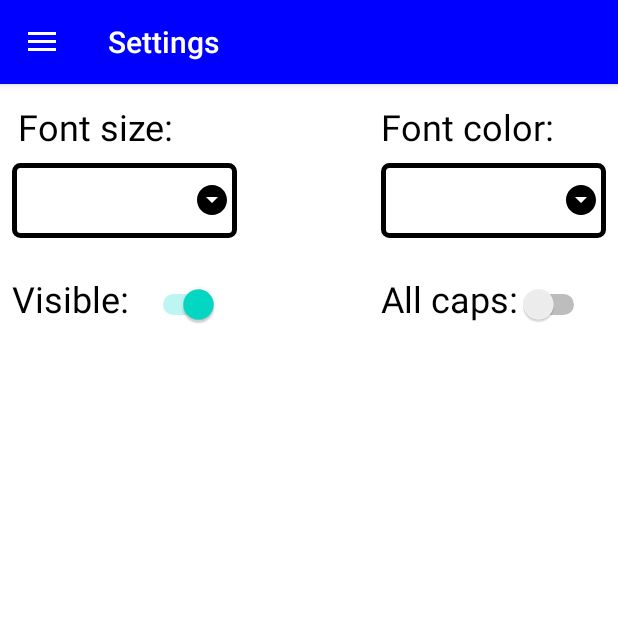
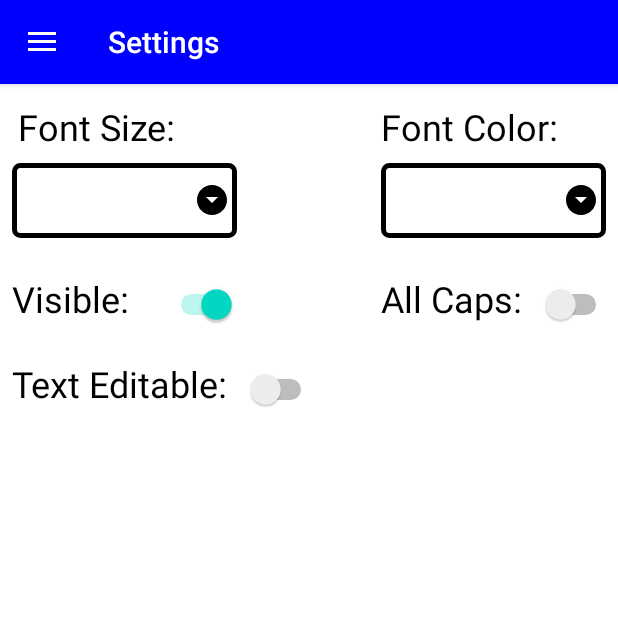
Before and after one commit to jani-heinikoski/java, an Android app: the screen it shows after launch (MainActivity), in the side drawer, after a tap on "Settings", on a phone screen of 412 x 824 dp, the top half of it. Run offline under Robolectric (Android 15) with nearby library versions, the phone set to English and light mode, and no system bars.

Commit message:
added eText and editable switch

```diff
--- a/week11/app/src/main/java/com/jhprog/menudemo/MainFragment.java
+++ b/week11/app/src/main/java/com/jhprog/menudemo/MainFragment.java
@@ -1,7 +1,7 @@
 /*
 Author: Jani Heinikoski | 0541122
 Date: 15.3.2020
-Version: 1.7
+Version: 1.8
  */
 package com.jhprog.menudemo;
 
@@ -27,6 +27,8 @@ public class MainFragment extends Fragment {
     @Override
     public View onCreateView(@NonNull LayoutInflater inflater, @Nullable final ViewGroup container, @Nullable Bundle savedInstanceState) {
         binding = FragmentMainBinding.inflate(inflater, container, false);
+        // TODO edittext changed listener
+
         return binding.getRoot();
     }
 
@@ -70,6 +72,23 @@ public class MainFragment extends Fragment {
                 binding.mainTextview.setAllCaps(aBoolean);
             }
         });
+
+        viewModel.getTextEditable().observe(getViewLifecycleOwner(), new Observer<Boolean>() {
+            @Override
+            public void onChanged(Boolean aBoolean) {
+                if (aBoolean) {
+                    binding.mainEdittext.setFocusableInTouchMode(true);
+                }
+                binding.mainEdittext.setFocusable(aBoolean);
+            }
+        });
+
+        viewModel.getEditText().observe(getViewLifecycleOwner(), new Observer<String>() {
+            @Override
+            public void onChanged(String s) {
+                binding.mainTextview.setText(s);
+            }
+        });
     }
 
 }
--- a/week11/app/src/main/java/com/jhprog/menudemo/SettingsFragment.java
+++ b/week11/app/src/main/java/com/jhprog/menudemo/SettingsFragment.java
@@ -71,6 +71,13 @@ public class SettingsFragment extends Fragment {
             @Override
             public void onCheckedChanged(CompoundButton buttonView, boolean isChecked) {
                 viewModel.setTextAllCaps(isChecked);
+            }
+        });
+
+        binding.editableSwitch.setOnCheckedChangeListener(new CompoundButton.OnCheckedChangeListener() {
+            @Override
+            public void onCheckedChanged(CompoundButton buttonView, boolean isChecked) {
+                viewModel.setTextEditable(isChecked);
             }
         });
     }
--- a/week11/app/src/main/java/com/jhprog/menudemo/SharedViewModel.java
+++ b/week11/app/src/main/java/com/jhprog/menudemo/SharedViewModel.java
@@ -1,7 +1,7 @@
 /*
 Author: Jani Heinikoski | 0541122
 Date: 15.3.2020
-Version: 1.1
+Version: 1.2
  */
 package com.jhprog.menudemo;
 
@@ -14,6 +14,16 @@ public class SharedViewModel extends ViewModel {
     private MutableLiveData<Integer> fontColor = new MutableLiveData<>();
     private MutableLiveData<Boolean> textVisible = new MutableLiveData<>();
     private MutableLiveData<Boolean> textAllCaps = new MutableLiveData<>();
+    private MutableLiveData<Boolean> textEditable = new MutableLiveData<>();
+    private MutableLiveData<String> editText = new MutableLiveData<>();
+
+    private void setEditText(String s) {
+        editText.setValue(s);
+    }
+
+    public void setTextEditable(boolean editable) {
+        this.textEditable.setValue(editable);
+    }
 
     public void setTextAllCaps(boolean allCaps) {
         this.textAllCaps.setValue(allCaps);
@@ -29,6 +39,14 @@ public class SharedViewModel extends ViewModel {
 
     public void setFontSize(int fontSize) {
         this.fontSize.setValue(fontSize);
+    }
+
+    public LiveData<String> getEditText() {
+        return editText;
+    }
+
+    public LiveData<Boolean> getTextEditable() {
+        return textEditable;
     }
 
     public LiveData<Boolean> getTextAllCaps() {
--- a/week11/app/src/main/res/layout/fragment_settings.xml
+++ b/week11/app/src/main/res/layout/fragment_settings.xml
@@ -12,7 +12,7 @@
         android:layout_alignParentTop="true"
         android:layout_marginStart="12dp"
         android:layout_marginTop="12dp"
-        android:text="Font size:"
+        android:text="Font Size:"
         android:textColor="@color/black"
         android:textSize="24sp" />
 
@@ -37,7 +37,7 @@
         android:layout_alignParentTop="true"
         android:layout_marginTop="12dp"
         android:layout_marginEnd="12dp"
-        android:text="Font color:"
+        android:text="Font Color:"
         android:textColor="@color/black"
         android:textSize="24sp" />
 
@@ -71,7 +71,7 @@
         android:layout_width="wrap_content"
         android:layout_height="wrap_content"
         android:layout_alignBaseline="@+id/visible_header"
-        android:layout_marginTop="12dp"
+        android:layout_marginStart="12dp"
         android:layout_toEndOf="@id/visible_header"
         android:checked="true" />
 
@@ -82,7 +82,7 @@
         android:layout_below="@id/font_color_spinner"
         android:layout_alignStart="@+id/font_color_spinner"
         android:layout_marginTop="24dp"
-        android:text="All caps:"
+        android:text="All Caps:"
         android:textColor="@color/black"
         android:textSize="24sp" />
 
@@ -91,8 +91,28 @@
         android:layout_width="wrap_content"
         android:layout_height="wrap_content"
         android:layout_alignBaseline="@+id/all_caps_header"
-        android:layout_marginTop="12dp"
+        android:layout_marginStart="12dp"
         android:layout_toEndOf="@id/all_caps_header"
         android:checked="false" />
 
+    <TextView
+        android:id="@+id/editable_header"
+        android:layout_width="wrap_content"
+        android:layout_height="wrap_content"
+        android:layout_below="@id/visible_header"
+        android:layout_alignStart="@+id/visible_header"
+        android:layout_marginTop="24dp"
+        android:text="Text Editable:"
+        android:textColor="@color/black"
+        android:textSize="24sp" />
+
+    <Switch
+        android:id="@+id/editable_switch"
+        android:layout_width="wrap_content"
+        android:layout_height="wrap_content"
+        android:layout_alignBaseline="@+id/editable_header"
+        android:layout_marginStart="12dp"
+        android:layout_toEndOf="@id/editable_header"
+        android:checked="false" />
+
 </RelativeLayout>
```
Also changed, not shown: week11/app/src/main/res/layout/fragment_main.xml (+28 -1 lines).
